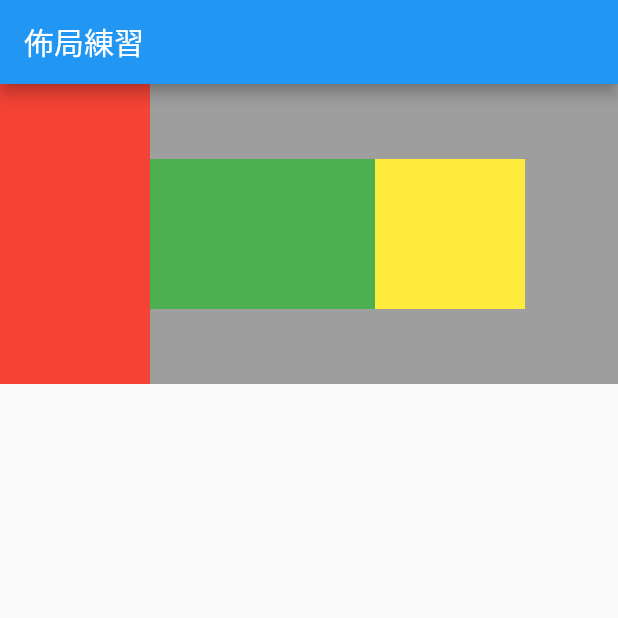
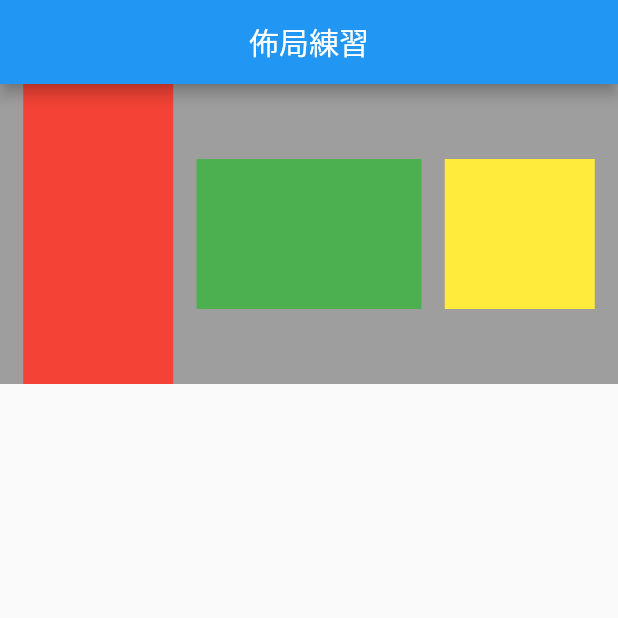
Before and after one commit to martin25tung/flutter_basic, a Flutter app: the screen it shows after launch, on a phone screen of 412 x 824 dp, the top half of it. Run offline on Flutter 3.47's test engine with Material 2 defaults, Android fonts, the light colour scheme and no system bars.

Commit message:
佈局 Row、Column 進階

```diff
--- a/lib/widgets/layout_demo.dart
+++ b/lib/widgets/layout_demo.dart
@@ -9,6 +9,7 @@ class LayoutDemo extends StatelessWidget {
     return Scaffold(
       appBar: AppBar(
         title: Text("佈局練習"),
+        centerTitle: true,
       ),
       body: Container(
         color: Colors.grey,
@@ -30,8 +31,11 @@ class LayoutDemo extends StatelessWidget {
         //       height: 100,
         //     )
         //   ],
-        // ),
         child: Row(
+          // textDirection: TextDirection.rtl, // 左右
+          mainAxisSize: MainAxisSize.max,
+          mainAxisAlignment: MainAxisAlignment.spaceEvenly,
+          // crossAxisAlignment: CrossAxisAlignment.start, // 上下
           children: [
             Container(
               color: Colors.red,
```
